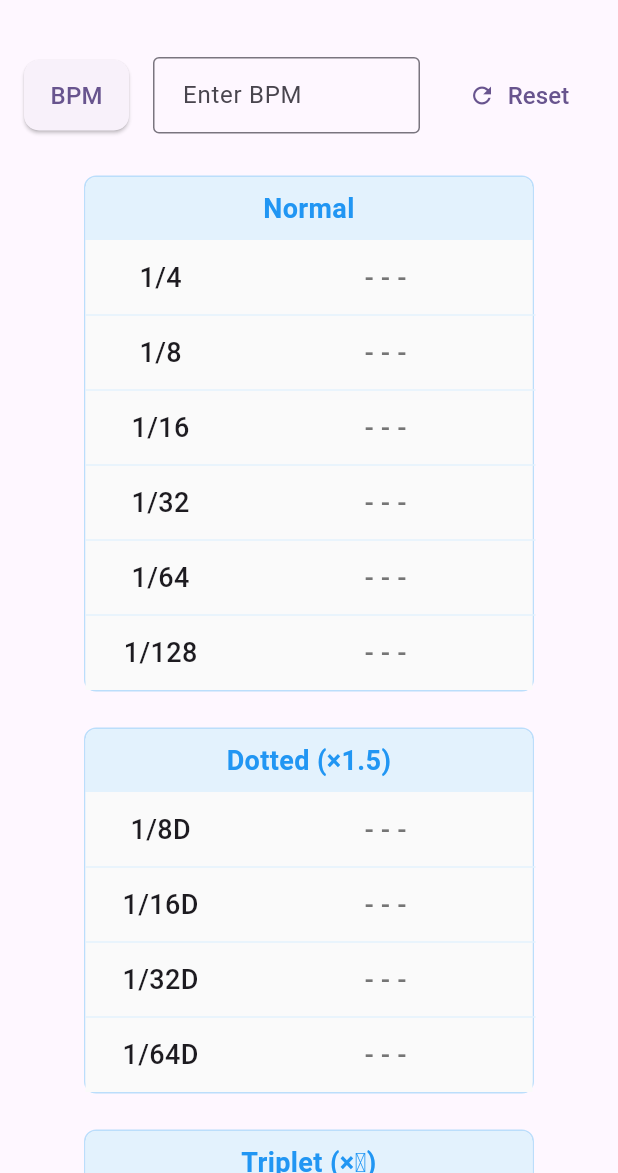
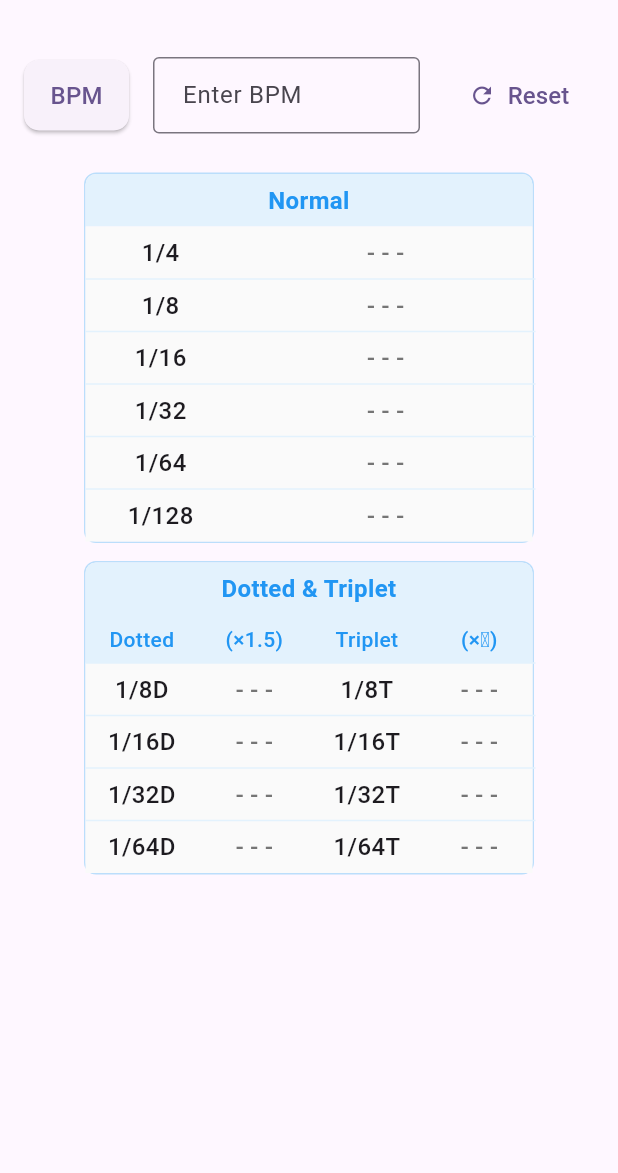
Before and after one commit to Ocknyer/bpmtoms_flutter, a Flutter app: the screen it shows after launch, on a phone screen of 412 x 824 dp, the part 63-1236 px from its top. Run offline on Flutter 3.47's test engine with Material 3 defaults, Android fonts, the phone set to English and light mode, and no system bars.

Commit message:
style: dotted, triplet 표 합침

```diff
--- a/lib/features/converter/presentation/widgets/converter_output.dart
+++ b/lib/features/converter/presentation/widgets/converter_output.dart
@@ -25,9 +25,9 @@ class ConverterOutput extends StatelessWidget {
   }
 
   Widget _buildMsOutput(double ms) {
-    const textStyle = TextStyle(fontSize: 18, fontWeight: FontWeight.w500);
+    const textStyle = TextStyle(fontSize: 16, fontWeight: FontWeight.w500);
     const headerStyle = TextStyle(
-      fontSize: 18,
+      fontSize: 16,
       fontWeight: FontWeight.bold,
       color: Colors.blue,
     );
@@ -42,12 +42,12 @@ class ConverterOutput extends StatelessWidget {
             border: Border.all(color: Colors.blue.shade100),
             borderRadius: BorderRadius.circular(8),
           ),
-          margin: const EdgeInsets.symmetric(vertical: 4),
+          margin: const EdgeInsets.symmetric(vertical: 2),
           child: Column(
             children: [
               Container(
                 width: double.infinity,
-                padding: const EdgeInsets.symmetric(vertical: 8),
+                padding: const EdgeInsets.symmetric(vertical: 6),
                 decoration: BoxDecoration(
                   color: Colors.blue.shade50,
                   borderRadius: const BorderRadius.vertical(
@@ -100,21 +100,21 @@ class ConverterOutput extends StatelessWidget {
             ],
           ),
         ),
-        const SizedBox(height: 16),
+        const SizedBox(height: 8),
 
-        // Dotted
+        // Dotted & Triplet
         Container(
           width: 300,
           decoration: BoxDecoration(
             border: Border.all(color: Colors.blue.shade100),
             borderRadius: BorderRadius.circular(8),
           ),
-          margin: const EdgeInsets.symmetric(vertical: 4),
+          margin: const EdgeInsets.symmetric(vertical: 2),
           child: Column(
             children: [
               Container(
                 width: double.infinity,
-                padding: const EdgeInsets.symmetric(vertical: 8),
+                padding: const EdgeInsets.symmetric(vertical: 6),
                 decoration: BoxDecoration(
                   color: Colors.blue.shade50,
                   borderRadius: const BorderRadius.vertical(
@@ -122,97 +122,111 @@ class ConverterOutput extends StatelessWidget {
                   ),
                 ),
                 child: const Text(
-                  "Dotted (×1.5)",
+                  "Dotted & Triplet",
                   style: headerStyle,
                   textAlign: TextAlign.center,
                 ),
               ),
               Table(
                 columnWidths: const {
-                  0: FixedColumnWidth(100),
-                  1: FixedColumnWidth(200),
+                  0: FixedColumnWidth(75), // Dotted 음표
+                  1: FixedColumnWidth(75), // Dotted ms
+                  2: FixedColumnWidth(75), // Triplet 음표
+                  3: FixedColumnWidth(75), // Triplet ms
                 },
                 border: TableBorder(
                   horizontalInside: BorderSide(color: Colors.blue.shade50),
                 ),
                 children: [
-                  _buildTableRow(
+                  TableRow(
+                    decoration: BoxDecoration(color: Colors.blue.shade50),
+                    children: [
+                      Container(
+                        padding: const EdgeInsets.symmetric(
+                          vertical: 6,
+                          horizontal: 8,
+                        ),
+                        alignment: Alignment.center,
+                        child: const Text(
+                          "Dotted",
+                          style: TextStyle(
+                            fontSize: 14,
+                            fontWeight: FontWeight.w500,
+                            color: Colors.blue,
+                          ),
+                        ),
+                      ),
+                      Container(
+                        padding: const EdgeInsets.symmetric(
+                          vertical: 6,
+                          horizontal: 8,
+                        ),
+                        alignment: Alignment.center,
+                        child: const Text(
+                          "(×1.5)",
+                          style: TextStyle(
+                            fontSize: 14,
+                            fontWeight: FontWeight.w500,
+                            color: Colors.blue,
+                          ),
+                        ),
+                      ),
+                      Container(
+                        padding: const EdgeInsets.symmetric(
+                          vertical: 6,
+                          horizontal: 8,
+                        ),
+                        alignment: Alignment.center,
+                        child: const Text(
+                          "Triplet",
+                          style: TextStyle(
+                            fontSize: 14,
+                            fontWeight: FontWeight.w500,
+                            color: Colors.blue,
+                          ),
+                        ),
+                      ),
+                      Container(
+                        padding: const EdgeInsets.symmetric(
+                          vertical: 6,
+                          horizontal: 8,
+                        ),
+                        alignment: Alignment.center,
+                        child: const Text(
+                          "(×⅔)",
+                          style: TextStyle(
+                            fontSize: 14,
+                            fontWeight: FontWeight.w500,
+                            color: Colors.blue,
+                          ),
+                        ),
+                      ),
+                    ],
+                  ),
+                  _buildQuadTableRow(
                     "1/8D",
                     ConverterService.getDottedNoteMs(ms, 2),
-                    textStyle,
-                  ),
-                  _buildTableRow(
-                    "1/16D",
-                    ConverterService.getDottedNoteMs(ms, 4),
-                    textStyle,
-                  ),
-                  _buildTableRow(
-                    "1/32D",
-                    ConverterService.getDottedNoteMs(ms, 8),
-                    textStyle,
-                  ),
-                  _buildTableRow(
-                    "1/64D",
-                    ConverterService.getDottedNoteMs(ms, 16),
-                    textStyle,
-                  ),
-                ],
-              ),
-            ],
-          ),
-        ),
-        const SizedBox(height: 16),
-
-        // Triplet
-        Container(
-          width: 300,
-          decoration: BoxDecoration(
-            border: Border.all(color: Colors.blue.shade100),
-            borderRadius: BorderRadius.circular(8),
-          ),
-          margin: const EdgeInsets.symmetric(vertical: 4),
-          child: Column(
-            children: [
-              Container(
-                width: double.infinity,
-                padding: const EdgeInsets.symmetric(vertical: 8),
-                decoration: BoxDecoration(
-                  color: Colors.blue.shade50,
-                  borderRadius: const BorderRadius.vertical(
-                    top: Radius.circular(7),
-                  ),
-                ),
-                child: const Text(
-                  "Triplet (×⅔)",
-                  style: headerStyle,
-                  textAlign: TextAlign.center,
-                ),
-              ),
-              Table(
-                columnWidths: const {
-                  0: FixedColumnWidth(100),
-                  1: FixedColumnWidth(200),
-                },
-                border: TableBorder(
-                  horizontalInside: BorderSide(color: Colors.blue.shade50),
-                ),
-                children: [
-                  _buildTableRow(
                     "1/8T",
                     ConverterService.getTripletNoteMs(ms, 2),
                     textStyle,
                   ),
-                  _buildTableRow(
+                  _buildQuadTableRow(
+                    "1/16D",
+                    ConverterService.getDottedNoteMs(ms, 4),
                     "1/16T",
                     ConverterService.getTripletNoteMs(ms, 4),
                     textStyle,
                   ),
-                  _buildTableRow(
+                  _buildQuadTableRow(
+                    "1/32D",
+                    ConverterService.getDottedNoteMs(ms, 8),
                     "1/32T",
                     ConverterService.getTripletNoteMs(ms, 8),
                     textStyle,
                   ),
-                  _buildTableRow(
+                  _buildQuadTableRow(
+                    "1/64D",
+                    ConverterService.getDottedNoteMs(ms, 16),
                     "1/64T",
                     ConverterService.getTripletNoteMs(ms, 16),
                     textStyle,
@@ -231,20 +245,67 @@ class ConverterOutput extends StatelessWidget {
       decoration: BoxDecoration(color: ms == 0.0 ? Colors.grey.shade50 : null),
       children: [
         Container(
-          padding: const EdgeInsets.symmetric(vertical: 12, horizontal: 16),
+          padding: const EdgeInsets.symmetric(vertical: 6, horizontal: 16),
           alignment: Alignment.center,
           child: Text(note, style: style),
         ),
         Container(
-          padding: const EdgeInsets.symmetric(vertical: 12, horizontal: 16),
+          padding: const EdgeInsets.symmetric(vertical: 6, horizontal: 16),
           alignment: Alignment.center,
           child: Text(
             ms == 0.0 ? "- - -" : "${ms.toStringAsFixed(3)} ms",
             style: style.copyWith(
               color: ms == 0.0 ? Colors.grey.shade600 : style.color,
-              fontFeatures: [
-                if (!ms.isNaN && ms != 0.0) const FontFeature.tabularFigures(),
-              ],
+            ),
+          ),
+        ),
+      ],
+    );
+  }
+
+  TableRow _buildQuadTableRow(
+    String dottedNote,
+    double dottedMs,
+    String tripletNote,
+    double tripletMs,
+    TextStyle style,
+  ) {
+    return TableRow(
+      decoration: BoxDecoration(
+        color: dottedMs == 0.0 ? Colors.grey.shade50 : null,
+      ),
+      children: [
+        // Dotted 음표
+        Container(
+          padding: const EdgeInsets.symmetric(vertical: 6, horizontal: 4),
+          alignment: Alignment.center,
+          child: Text(dottedNote, style: style),
+        ),
+        // Dotted ms
+        Container(
+          padding: const EdgeInsets.symmetric(vertical: 6, horizontal: 4),
+          alignment: Alignment.center,
+          child: Text(
+            dottedMs == 0.0 ? "- - -" : "${dottedMs.toStringAsFixed(3)}",
+            style: style.copyWith(
+              color: dottedMs == 0.0 ? Colors.grey.shade600 : style.color,
+            ),
+          ),
+        ),
+        // Triplet 음표
+        Container(
+          padding: const EdgeInsets.symmetric(vertical: 6, horizontal: 4),
+          alignment: Alignment.center,
+          child: Text(tripletNote, style: style),
+        ),
+        // Triplet ms
+        Container(
+          padding: const EdgeInsets.symmetric(vertical: 6, horizontal: 4),
+          alignment: Alignment.center,
+          child: Text(
+            tripletMs == 0.0 ? "- - -" : "${tripletMs.toStringAsFixed(3)}",
+            style: style.copyWith(
+              color: tripletMs == 0.0 ? Colors.grey.shade600 : style.color,
             ),
           ),
         ),
```
